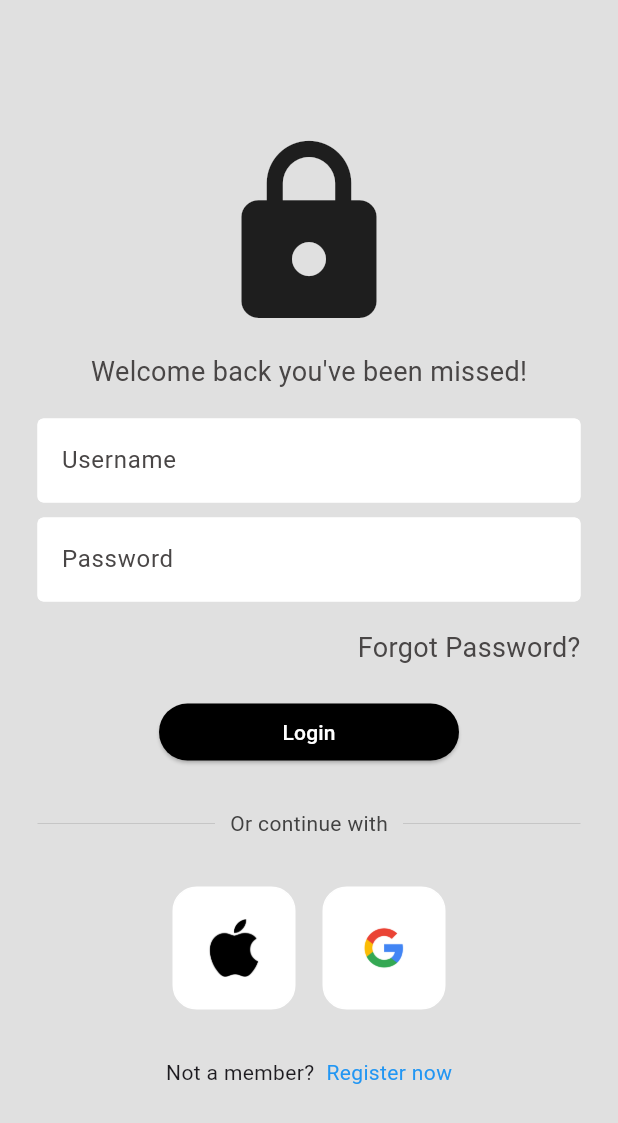
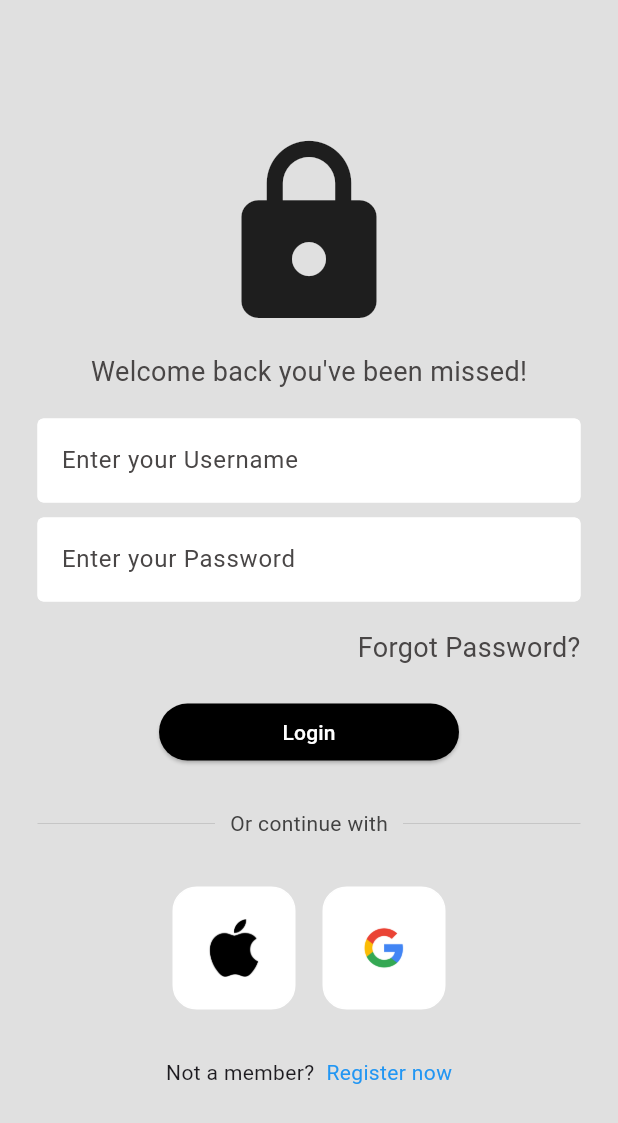
Before and after one commit to Smritik2002/Grocery_App, a Flutter app: the screen it shows after launch, after a tap on "Get Started", on a phone screen of 412 x 824 dp. Shown: the top 1123 px of the screen. Run offline on Flutter 3.47's test engine with Material 3 defaults, Android fonts, the phone set to English and light mode, and no system bars.

Commit message:
final changes

```diff
--- a/lib/screens/login_page.dart
+++ b/lib/screens/login_page.dart
@@ -45,7 +45,7 @@ class _LoginPageState extends State<LoginPage> {
               ),
               MyTextField(
                 controller: usernameController,
-                hintText: 'Username',
+                hintText: 'Enter your Username',
                 obscureText: false,
               ),
               const SizedBox(
@@ -53,7 +53,7 @@ class _LoginPageState extends State<LoginPage> {
               ),
               MyTextField(
                 controller: passwordController,
-                hintText: 'Password',
+                hintText: 'Enter your Password',
                 obscureText: true,
               ),
               const SizedBox(
```
Also changed, not shown: pubspec.lock.
